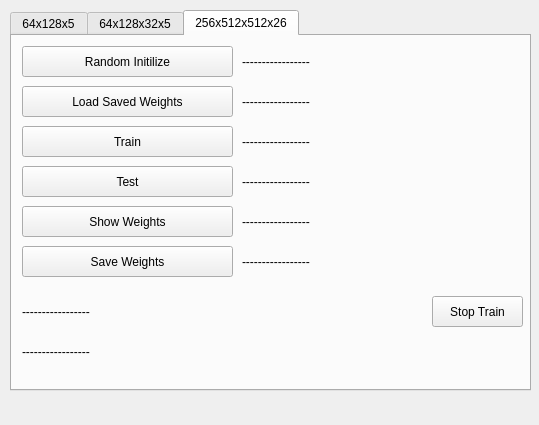
Old version of the form mainwindow.ui in the repository ahmetcihan/ann.
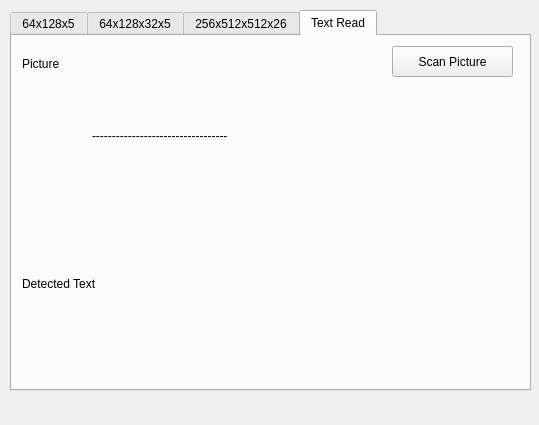
New version of the form.

The edit to the form file:
```diff
--- a/mainwindow.ui
+++ b/mainwindow.ui
@@ -24,7 +24,7 @@
      </rect>
     </property>
     <property name="currentIndex">
-     <number>2</number>
+     <number>3</number>
     </property>
     <widget class="QWidget" name="tab">
      <attribute name="title">
@@ -548,6 +548,76 @@
       </property>
      </widget>
     </widget>
+    <widget class="QWidget" name="tab_4">
+     <attribute name="title">
+      <string>Text Read</string>
+     </attribute>
+     <widget class="QLabel" name="label_text_read">
+      <property name="geometry">
+       <rect>
+        <x>80</x>
+        <y>20</y>
+        <width>160</width>
+        <height>160</height>
+       </rect>
+      </property>
+      <property name="text">
+       <string>----------------------------------</string>
+      </property>
+     </widget>
+     <widget class="QPushButton" name="pushButton_scan_picture">
+      <property name="geometry">
+       <rect>
+        <x>380</x>
+        <y>10</y>
+        <width>121</width>
+        <height>31</height>
+       </rect>
+      </property>
+      <property name="text">
+       <string>Scan Picture</string>
+      </property>
+     </widget>
+     <widget class="QLabel" name="label_text_read_2">
+      <property name="geometry">
+       <rect>
+        <x>10</x>
+        <y>20</y>
+        <width>70</width>
+        <height>16</height>
+       </rect>
+      </property>
+      <property name="text">
+       <string>Picture</string>
+      </property>
+     </widget>
+     <widget class="QLabel" name="label_text_read_3">
+      <property name="geometry">
+       <rect>
+        <x>10</x>
+        <y>240</y>
+        <width>141</width>
+        <height>16</height>
+       </rect>
+      </property>
+      <property name="text">
+       <string>Detected Text</string>
+      </property>
+     </widget>
+     <widget class="QLabel" name="label_detected_text">
+      <property name="geometry">
+       <rect>
+        <x>160</x>
+        <y>240</y>
+        <width>300</width>
+        <height>16</height>
+       </rect>
+      </property>
+      <property name="text">
+       <string/>
+      </property>
+     </widget>
+    </widget>
    </widget>
   </widget>
   <widget class="QMenuBar" name="menuBar">
```
